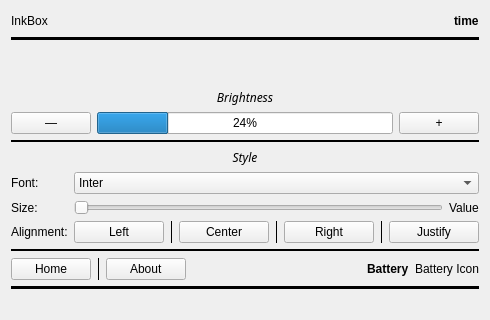
This is reader.ui in Quill-OS/quill as Qt 5 draws it before an edit; both pictures show x 0 to 490 and y 0 to 320 of the 490 by 693 pixel window. The edited form follows.
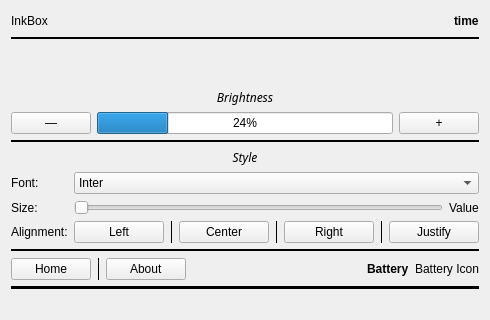
This is the edited form.

Diff of the .ui file:
```diff
--- a/reader.ui
+++ b/reader.ui
@@ -115,7 +115,7 @@
                   <enum>QFrame::Plain</enum>
                  </property>
                  <property name="lineWidth">
-                  <number>4</number>
+                  <number>2</number>
                  </property>
                  <property name="orientation">
                   <enum>Qt::Horizontal</enum>
```
